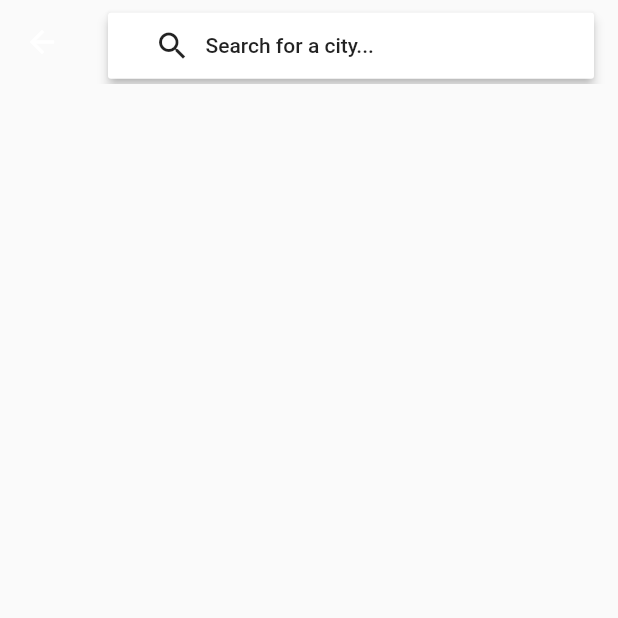
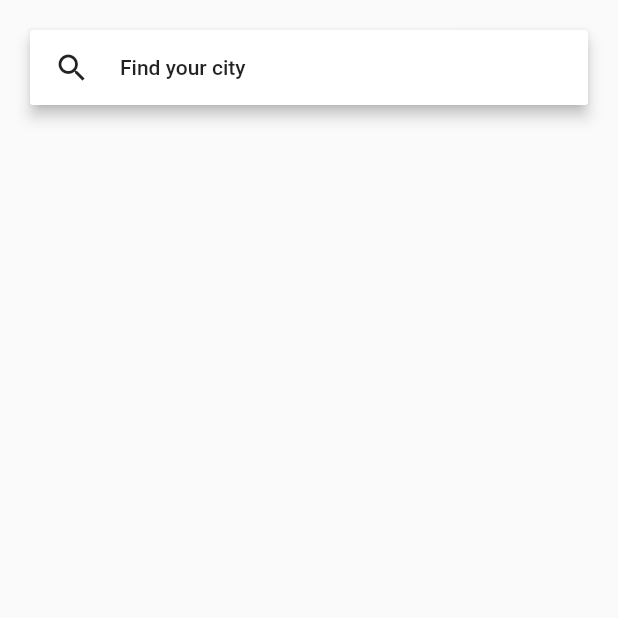
Before and after one commit to albifrattini/meating, a Flutter app: the ExploreRoute screen opened directly, on a phone screen of 412 x 824 dp, the top half of it. Run offline on Flutter 3.47's test engine with Material 2 defaults, Android fonts, the phone set to English and light mode, and no system bars; our stand-ins replace auto_size_text, cloud_firestore, firebase_auth, firebase_storage, fluttertoast, image_picker; accounts and stored records are empty.

```diff
--- a/flutter_meating/lib/routes/explore_route.dart
+++ b/flutter_meating/lib/routes/explore_route.dart
@@ -1,5 +1,9 @@
 import 'package:flutter/material.dart';
 import 'package:cloud_firestore/cloud_firestore.dart';
+import 'package:flutter_meating/ui/event_card.dart';
+import 'package:flutter_meating/ui/explore_app_bar.dart';
+import 'package:flutter_meating/routes/city_filtering_screen.dart';
+import 'package:flutter_meating/routes/event_route.dart';
 
 class ExploreRoute extends StatefulWidget {
 
@@ -8,23 +12,40 @@ class ExploreRoute extends StatefulWidget {
 
 }
 
-class _ExploreRouteState extends State<ExploreRoute> {
+class _ExploreRouteState extends State<ExploreRoute> with SingleTickerProviderStateMixin{
 
   String url = "https://firebasestorage.googleapis.com/v0/b/meating-live.appspot.com/o/3IUGSy8FYZa2WBg2o5SKekX0lQ431551364995687?alt=media&token=2a5596eb-2f59-41d5-815d-5e81f0c9426e";
   String url2 = "https://firebasestorage.googleapis.com/v0/b/meating-live.appspot.com/o/prova.jpg?alt=media&token=9ef8db60-84d2-4c09-a50d-2675dac54288";
   String url3 = "https://firebasestorage.googleapis.com/v0/b/meating-live.appspot.com/o/gattino.jpg?alt=media&token=1051b3c4-5033-4cb7-9d41-deee515afc4a";
 
+  AnimationController _animationController;
+
   @override
-  Widget build(BuildContext context) {
-    return Scaffold(
-      appBar: AppBar(
+  void initState() {
+    super.initState();
+    _animationController = new AnimationController(duration: const Duration(milliseconds: 100), value: 1.0, vsync: this);
+  }
+
+  @override
+  void dispose () {
+    super.dispose();
+    _animationController.dispose();
+  }
+
+  _navigateToSearch() async {
+    var result = await Navigator.push(context, MaterialPageRoute(builder: (context) => CityFilteringScreen()));
+    print(result);
+  }
+
+  Widget normalAppBar() {
+    return AppBar(
       backgroundColor: Colors.transparent,
       elevation: 0.0,
       title: Container(
         padding: EdgeInsets.only(top: 5.0),
         child: MaterialButton(color: Colors.white,
           elevation: 3.0,
-            onPressed: () => print("Search"),
+          onPressed: () => _navigateToSearch,
           child: Container(
             padding: EdgeInsets.all(5.0),
             child: Row(
@@ -37,17 +58,36 @@ class _ExploreRouteState extends State<ExploreRoute> {
           ),
         ),
       ),
+    );
+  }
+
+
+
+  @override
+  Widget build(BuildContext context) {
+    return Scaffold(
+      body: Column(
+        children: <Widget>[
+          ExploreAppBar(onTap: () => _navigateToSearch(),),
+          Container(height: 20.0,),
+          listEvents()
+        ],
       ),
-      body: Container(
-        padding: EdgeInsets.symmetric(horizontal: 10.0, vertical: 10.0),
+    );
+  }
+
+  Widget listEvents() {
+    return Container(
+      //padding: EdgeInsets.symmetric(horizontal: 0.0, vertical: 10.0),
       child: StreamBuilder(
         stream: Firestore.instance.collection('events').snapshots(),
         builder: (context, snapshot) {
           if(!snapshot.hasData) {
             return Center(child: CircularProgressIndicator(),);
           } else {
-              print(snapshot.data.documents.length);
             return ListView.builder(
+              scrollDirection: Axis.vertical,
+              shrinkWrap: true,
               itemBuilder: (context, index) => buildItem(index, snapshot.data.documents[index]),
               itemCount: snapshot.data.documents.length,
               padding: EdgeInsets.all(10.0),
@@ -55,37 +95,24 @@ class _ExploreRouteState extends State<ExploreRoute> {
           }
         },
       ),
-      ),
     );
   }
 
   Widget buildItem(int index, DocumentSnapshot document) {
     return Container(
-      height: 300.0,
-      child: InkWell(
-        onTap: () => print("Ciao ancora"),
-        child: Card(
-          margin: EdgeInsets.symmetric(horizontal: 0.0),
-          child: Stack(
-            alignment: Alignment.center,
-            children: <Widget>[
-              Container(
-                child: Column(
-                  children: <Widget>[
-                    AspectRatio(aspectRatio: 25.0 / 11.0, child: Image.network(url3, fit: BoxFit.fitWidth,),),
-                    SizedBox(height: 55.0,),
-                    Container(padding: EdgeInsets.all(5.0), child: Text(document['name'] + " " + document['surname'], style: TextStyle(fontSize: 20.0),)),
-                    Text(document['eventName'], style: TextStyle(fontSize: 20.0, fontWeight: FontWeight.bold),),
-                    SizedBox(height: 5.0,),
-                    Container(padding: EdgeInsets.symmetric(vertical: 5.0, horizontal: 20.0),child: Text(document['description'], overflow: TextOverflow.ellipsis)),
-                  ],
-                ),
-              ),
-              CircleAvatar(backgroundImage: NetworkImage(url), radius: 50.0,),
-            ],
-          ),
-        ),
+      padding: EdgeInsets.only(bottom: 15.0, left: 8.0, right: 8.0),
+      child: EventCard(
+        hostName: document['hostName'],
+        eventName: document['eventName'],
+        eventDescription: document['eventDescription'],
+        photoURL: document['photoURL'],
+        profilePicURL: document['profilePicURL'],
+        onTap: _navigateToEvent,
       ),
     );
   }
+
+  _navigateToEvent() {
+    Navigator.push(context, MaterialPageRoute(builder: (context) => EventRoute()));
   }
+}
--- /dev/null
+++ b/flutter_meating/lib/ui/explore_app_bar.dart
@@ -0,0 +1,34 @@
+import 'package:flutter/material.dart';
+
+class ExploreAppBar extends StatelessWidget {
+
+  final String title = "Find your city";
+  final double barHeight = 90.0;
+  final VoidCallback onTap;
+
+  ExploreAppBar({this.onTap});
+
+
+  @override
+  Widget build(BuildContext context) {
+    final statusBarHeight = MediaQuery.of(context).padding.top;
+    return Container(
+      padding: EdgeInsets.only(top: statusBarHeight + 20.0, left: 20.0, right: 20.0, bottom: 20.0),
+      height: barHeight + statusBarHeight,
+      width: double.infinity,
+      color: Colors.transparent,
+      child: MaterialButton(
+        elevation: 4.0,
+        child: Row(
+          children: <Widget>[
+            Icon(Icons.search),
+            Container(width: 20.0,),
+            Text(title)
+          ],
+        ),
+        color: Colors.white,
+        onPressed: onTap,
+      ),
+    );
+  }
+}
--- a/flutter_meating/pubspec.yaml
+++ b/flutter_meating/pubspec.yaml
@@ -22,6 +22,7 @@ dependencies:
   fluttertoast: ^3.0.1
   image_picker: ^0.5.0
   transparent_image: ^0.1.0
+  auto_size_text: ^1.0.0
 
   # The following adds the Cupertino Icons font to your application.
   # Use with the CupertinoIcons class for iOS style icons.
@@ -49,6 +50,7 @@ flutter:
   #  - images/a_dot_ham.jpeg
   assets:
     - assets/images/meating_logo.png
+    - assets/images/user.png
 
   # An image asset can refer to one or more resolution-specific "variants", see
   # https://flutter.io/assets-and-images/#resolution-aware.
```
Also changed, not shown: flutter_meating/lib/routes/city_filtering_screen.dart (added, +18 -0 lines), flutter_meating/lib/routes/create_event_screen.dart (added, +99 -0 lines), flutter_meating/lib/routes/event_route.dart (added, +24 -0 lines), flutter_meating/lib/routes/profile_route.dart (+11 -0 lines), flutter_meating/lib/ui/event_card.dart (added, +112 -0 lines), flutter_meating/assets/images/user.png (added). Lines whose indentation alone changed are shown as unchanged.
